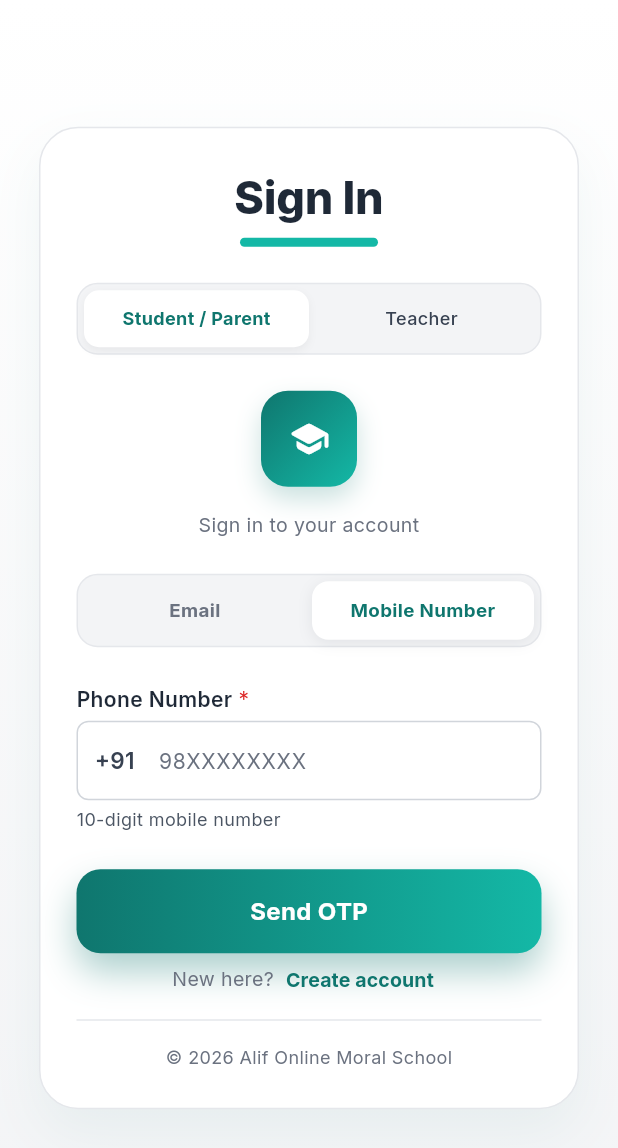
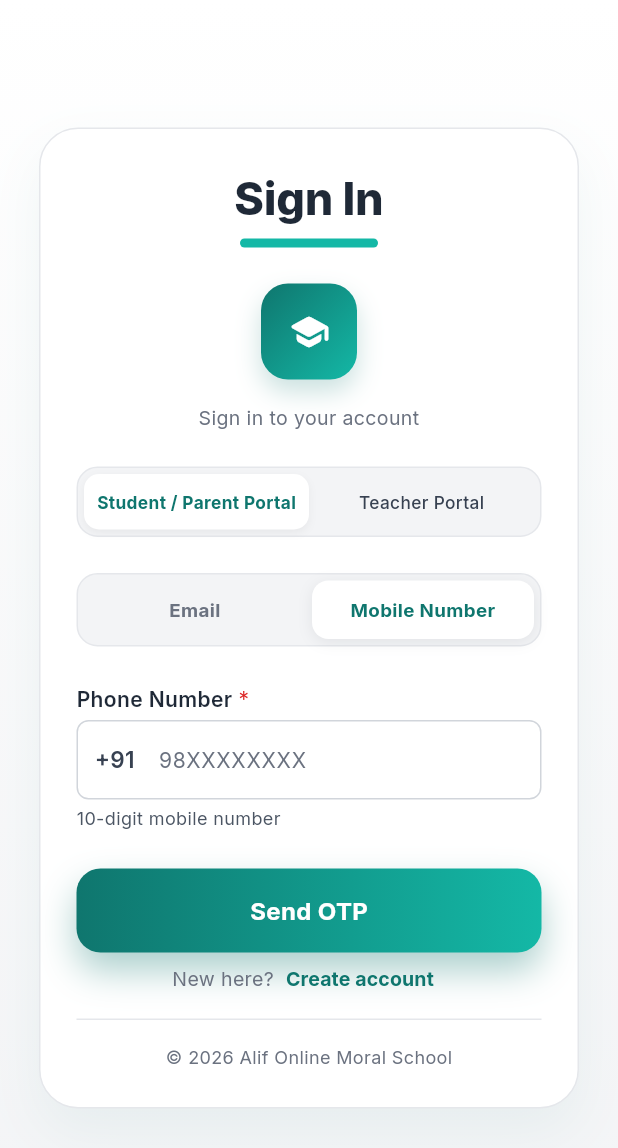
Before and after one commit to mariyam00786/alif, a Flutter app: the screen it shows after launch, on a phone screen of 412 x 824 dp. Shown: the top 1148 px of the screen. Run offline on Flutter 3.47's test engine with Material 3 defaults, Android fonts, the phone set to English and light mode, and no system bars; our stand-ins replace fl_chart, google_fonts, supabase_flutter; accounts and stored records are empty.

Commit message:
feat(login): rearrange layout - logo at top, portal toggle right above email/phone tabs

```diff
--- a/mobile_app/lib/screens/auth/login_screen.dart
+++ b/mobile_app/lib/screens/auth/login_screen.dart
@@ -139,7 +139,12 @@ class _MobileLoginScreenState extends State<MobileLoginScreen> {
               borderRadius: BorderRadius.circular(999),
             ),
           ),
-          _buildPortalSelector(isMalayalam),
+          SizedBox(height: SpacingScale.lg),
+          // 1. Logo placed at the top (below Sign In title)
+          _buildLogoHeader(isMalayalam),
+          SizedBox(height: SpacingScale.lg),
+          // 2. Segmented Portal Toggle placed right above the email/phone tabs
+          _buildPortalToggle(isMalayalam),
           SizedBox(height: SpacingScale.lg),
           if (_step == LoginStep.phone) _buildAuthMethodTabs(isMalayalam),
           if (_step == LoginStep.phone) SizedBox(height: SpacingScale.lg),
@@ -267,7 +272,7 @@ class _MobileLoginScreenState extends State<MobileLoginScreen> {
     );
   }
 
-  // ===== Portal selector =====
+  // ===== Portal selector & Logo Header =====
 
   String get _selectedRole =>
       _portal == LoginPortal.teacher ? 'teacher' : 'student';
@@ -276,7 +281,7 @@ class _MobileLoginScreenState extends State<MobileLoginScreen> {
       ? Icons.co_present_rounded
       : Icons.school_rounded;
 
-  Widget _buildPortalSelector(bool isMalayalam) {
+  Widget _buildLogoHeader(bool isMalayalam) {
     final subtitle = _isRegister
         ? (isMalayalam
               ? 'ഒരു പുതിയ അക്കൗണ്ട് ഉണ്ടാക്കാം'
@@ -287,9 +292,42 @@ class _MobileLoginScreenState extends State<MobileLoginScreen> {
 
     return Column(
       children: [
-        SizedBox(height: SpacingScale.lg),
-        // Segmented Portal Toggle
         Container(
+          width: 64,
+          height: 64,
+          decoration: BoxDecoration(
+            gradient: const LinearGradient(
+              begin: Alignment.topLeft,
+              end: Alignment.bottomRight,
+              colors: [ColorPalette.primaryDark, ColorPalette.primaryLight],
+            ),
+            borderRadius: BorderRadius.circular(18),
+            boxShadow: [
+              BoxShadow(
+                color: ColorPalette.primaryDark.withValues(alpha: 0.22),
+                blurRadius: 14,
+                offset: const Offset(0, 8),
+              ),
+            ],
+          ),
+          child: Icon(_portalIcon, size: 28, color: Colors.white),
+        ),
+        SizedBox(height: SpacingScale.md),
+        Text(
+          subtitle,
+          textAlign: TextAlign.center,
+          style: const TextStyle(
+            fontSize: 13,
+            color: ColorPalette.textTertiary,
+            height: 1.35,
+          ),
+        ),
+      ],
+    );
+  }
+
+  Widget _buildPortalToggle(bool isMalayalam) {
+    return Container(
       padding: const EdgeInsets.all(4),
       decoration: BoxDecoration(
         color: ColorPalette.neutral100,
@@ -324,10 +362,10 @@ class _MobileLoginScreenState extends State<MobileLoginScreen> {
                 child: Center(
                   child: Text(
                     isMalayalam
-                            ? 'വിദ്യാർത്ഥി / രക്ഷിതാവ്'
-                            : 'Student / Parent',
+                        ? 'വിദ്യാർത്ഥി / രക്ഷിതാവ് പോർട്ടൽ'
+                        : 'Student / Parent Portal',
                     style: TextStyle(
-                          fontSize: 12,
+                      fontSize: 11.5,
                       fontWeight: _portal == LoginPortal.studentParent
                           ? FontWeight.w700
                           : FontWeight.w500,
@@ -365,9 +403,9 @@ class _MobileLoginScreenState extends State<MobileLoginScreen> {
                 ),
                 child: Center(
                   child: Text(
-                        isMalayalam ? 'അധ്യാപകൻ' : 'Teacher',
+                    isMalayalam ? 'അധ്യാപക പോർട്ടൽ' : 'Teacher Portal',
                     style: TextStyle(
-                          fontSize: 12,
+                      fontSize: 11.5,
                       fontWeight: _portal == LoginPortal.teacher
                           ? FontWeight.w700
                           : FontWeight.w500,
@@ -382,39 +420,6 @@ class _MobileLoginScreenState extends State<MobileLoginScreen> {
           ),
         ],
       ),
-        ),
-        SizedBox(height: SpacingScale.lg),
-        Container(
-          width: 64,
-          height: 64,
-          decoration: BoxDecoration(
-            gradient: const LinearGradient(
-              begin: Alignment.topLeft,
-              end: Alignment.bottomRight,
-              colors: [ColorPalette.primaryDark, ColorPalette.primaryLight],
-            ),
-            borderRadius: BorderRadius.circular(18),
-            boxShadow: [
-              BoxShadow(
-                color: ColorPalette.primaryDark.withValues(alpha: 0.22),
-                blurRadius: 14,
-                offset: const Offset(0, 8),
-              ),
-            ],
-          ),
-          child: Icon(_portalIcon, size: 28, color: Colors.white),
-        ),
-        SizedBox(height: SpacingScale.md),
-        Text(
-          subtitle,
-          textAlign: TextAlign.center,
-          style: const TextStyle(
-            fontSize: 13,
-            color: ColorPalette.textTertiary,
-            height: 1.35,
-          ),
-        ),
-      ],
     );
   }
 
```
Lines whose indentation alone changed are shown as unchanged.
